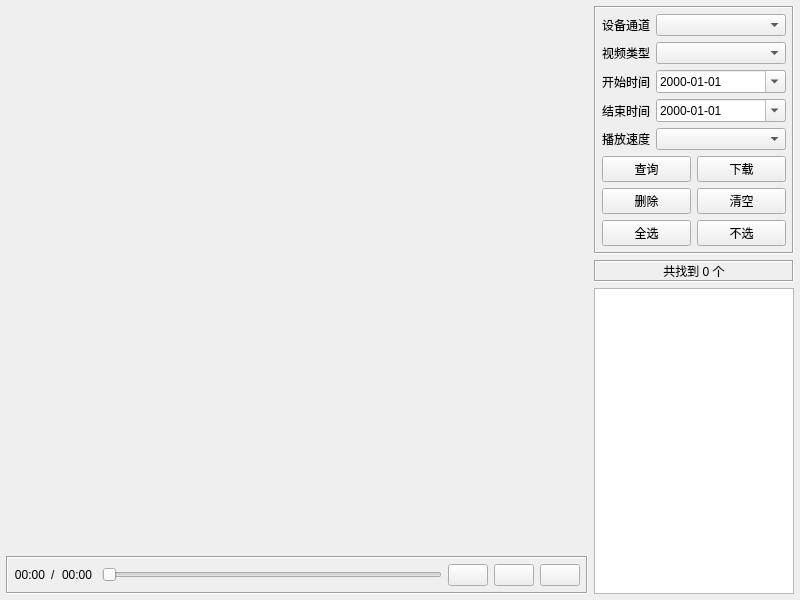
Geey-Cloud/video-system, file video_system/ui/frmvideo/frmvideoplaylocal.ui: the form before one commit.
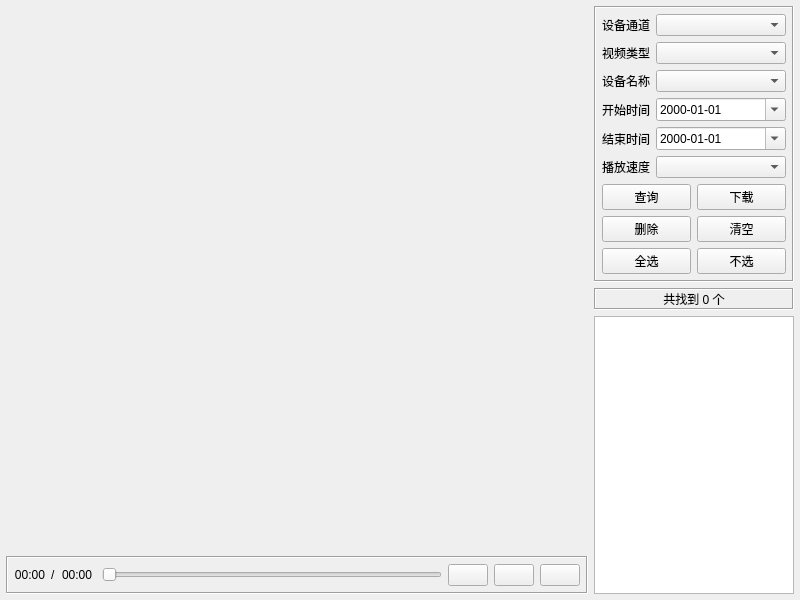
The form after the commit. Custom widgets are drawn as their Qt base class.

Commit message: 报警图片(视频)保存路径由[默认路径/日期]更改为[默认路径/设备名称/日期]

```diff
--- a/video_system/ui/frmvideo/frmvideoplaylocal.ui
+++ b/video_system/ui/frmvideo/frmvideoplaylocal.ui
@@ -110,10 +110,35 @@
          <property name="spacing">
           <number>6</number>
          </property>
-         <item row="1" column="1">
-          <widget class="QComboBox" name="cboxType"/>
+         <item row="5" column="0">
+          <widget class="QLabel" name="labSpeed">
+           <property name="text">
+            <string>播放速度</string>
+           </property>
+          </widget>
          </item>
-         <item row="3" column="1">
+         <item row="0" column="0">
+          <widget class="QLabel" name="labCh">
+           <property name="text">
+            <string>设备通道</string>
+           </property>
+          </widget>
+         </item>
+         <item row="1" column="0">
+          <widget class="QLabel" name="labType">
+           <property name="text">
+            <string>视频类型</string>
+           </property>
+          </widget>
+         </item>
+         <item row="4" column="0">
+          <widget class="QLabel" name="labDateEnd">
+           <property name="text">
+            <string>结束时间</string>
+           </property>
+          </widget>
+         </item>
+         <item row="4" column="1">
           <widget class="QDateEdit" name="dateEnd">
            <property name="displayFormat">
             <string>yyyy-MM-dd</string>
@@ -123,7 +148,30 @@
            </property>
           </widget>
          </item>
-         <item row="5" column="0" colspan="2">
+         <item row="5" column="1">
+          <widget class="QComboBox" name="cboxSpeed"/>
+         </item>
+         <item row="3" column="1">
+          <widget class="QDateEdit" name="dateStart">
+           <property name="displayFormat">
+            <string>yyyy-MM-dd</string>
+           </property>
+           <property name="calendarPopup">
+            <bool>true</bool>
+           </property>
+          </widget>
+         </item>
+         <item row="0" column="1">
+          <widget class="QComboBox" name="cboxCh">
+           <property name="sizePolicy">
+            <sizepolicy hsizetype="Expanding" vsizetype="Fixed">
+             <horstretch>0</horstretch>
+             <verstretch>0</verstretch>
+            </sizepolicy>
+           </property>
+          </widget>
+         </item>
+         <item row="6" column="0" colspan="2">
           <layout class="QGridLayout" name="gridLayout2">
            <property name="spacing">
             <number>6</number>
@@ -173,63 +221,25 @@
           </layout>
          </item>
          <item row="3" column="0">
-          <widget class="QLabel" name="labDateEnd">
-           <property name="text">
-            <string>结束时间</string>
-           </property>
-          </widget>
-         </item>
-         <item row="2" column="1">
-          <widget class="QDateEdit" name="dateStart">
-           <property name="displayFormat">
-            <string>yyyy-MM-dd</string>
-           </property>
-           <property name="calendarPopup">
-            <bool>true</bool>
-           </property>
-          </widget>
-         </item>
-         <item row="4" column="1">
-          <widget class="QComboBox" name="cboxSpeed"/>
-         </item>
-         <item row="4" column="0">
-          <widget class="QLabel" name="labSpeed">
-           <property name="text">
-            <string>播放速度</string>
-           </property>
-          </widget>
-         </item>
-         <item row="0" column="1">
-          <widget class="QComboBox" name="cboxCh">
-           <property name="sizePolicy">
-            <sizepolicy hsizetype="Expanding" vsizetype="Fixed">
-             <horstretch>0</horstretch>
-             <verstretch>0</verstretch>
-            </sizepolicy>
-           </property>
-          </widget>
-         </item>
-         <item row="0" column="0">
-          <widget class="QLabel" name="labCh">
-           <property name="text">
-            <string>设备通道</string>
-           </property>
-          </widget>
-         </item>
-         <item row="2" column="0">
           <widget class="QLabel" name="labDateStart">
            <property name="text">
             <string>开始时间</string>
            </property>
           </widget>
          </item>
-         <item row="1" column="0">
-          <widget class="QLabel" name="labType">
+         <item row="1" column="1">
+          <widget class="QComboBox" name="cboxType"/>
+         </item>
+         <item row="2" column="0">
+          <widget class="QLabel" name="labDeviceName">
            <property name="text">
-            <string>视频类型</string>
+            <string>设备名称</string>
            </property>
           </widget>
          </item>
+         <item row="2" column="1">
+          <widget class="QComboBox" name="cboxDeviceName"/>
+         </item>
         </layout>
        </widget>
       </item>
```
Left out of the diff: 20 changed lines with no effect on the pictures. The commit also changes 5 other files.
